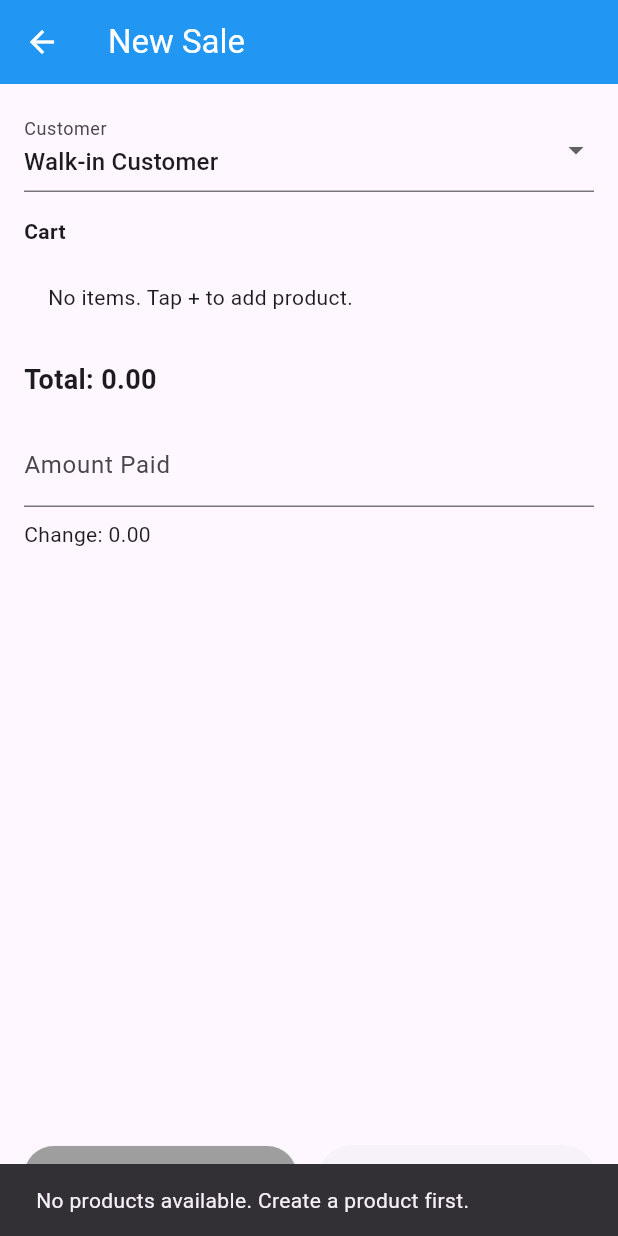
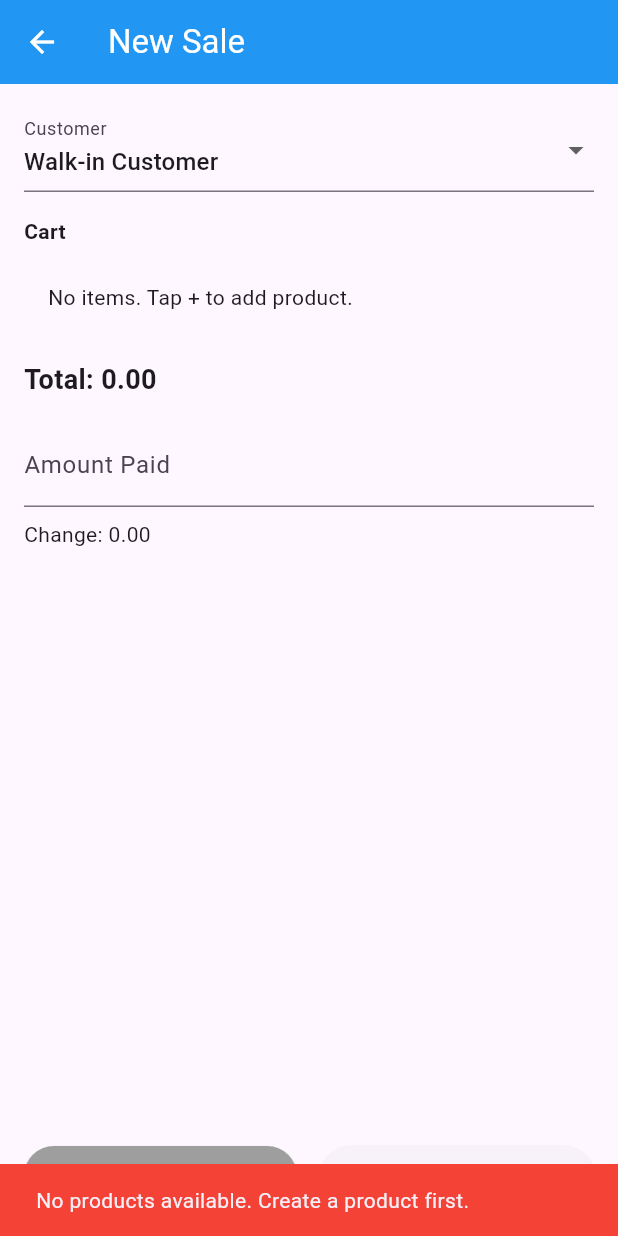
Before and after one commit to Gemstony/dukabase-mobile-app, a Flutter app: the NewSaleScreen screen opened directly with empty values, after a tap on "Add Product", on a phone screen of 412 x 824 dp. Run offline on Flutter 3.47's test engine with Material 3 defaults, Android fonts, the phone set to English and light mode, and no system bars; our stand-ins replace cloud_firestore, firebase_auth, firebase_core; accounts and stored records are empty.

Commit message:
I have fiexed the add product in ass sale page that was not responding

```diff
--- a/lib/features/sales/screens/new_sale_screen.dart
+++ b/lib/features/sales/screens/new_sale_screen.dart
@@ -1,6 +1,6 @@
-import 'package:cloud_firestore/cloud_firestore.dart';
 import 'package:flutter/material.dart';
 import 'package:provider/provider.dart';
+import 'package:cloud_firestore/cloud_firestore.dart';
 import '../providers/sale_provider.dart';
 import '../../customers/providers/customer_provider.dart';
 import '../../products/providers/product_provider.dart';
@@ -18,61 +18,89 @@ class NewSaleScreen extends StatefulWidget {
 
 class _NewSaleScreenState extends State<NewSaleScreen> {
   final List<CartItem> _cart = [];
-  String? _selectedCustomerId; // null = walk‑in
-  String? _selectedPaymentMethodId; // placeholder
+  String? _selectedCustomerId;
+  String? _selectedPaymentMethodId = 'cash'; // placeholder
   final TextEditingController _paidController = TextEditingController();
 
   @override
   void initState() {
     super.initState();
-    // Load customers and products
-    Provider.of<CustomerProvider>(context, listen: false)
-        .loadCustomers(widget.shop.id);
-    Provider.of<ProductProvider>(context, listen: false)
-        .loadProducts(widget.shop.id);
+    Provider.of<CustomerProvider>(
+      context,
+      listen: false,
+    ).loadCustomers(widget.shop.id);
+    Provider.of<ProductProvider>(
+      context,
+      listen: false,
+    ).loadProducts(widget.shop.id);
   }
 
   double get _totalAmount => _cart.fold(0, (sum, item) => sum + item.subtotal);
 
   Future<void> _addProduct() async {
-    final productProvider = Provider.of<ProductProvider>(context, listen: false);
+    final productProvider = Provider.of<ProductProvider>(
+      context,
+      listen: false,
+    );
     if (productProvider.products.isEmpty) {
-      ScaffoldMessenger.of(context).showSnackBar(
-        const SnackBar(content: Text('No products available. Create a product first.')),
+      _showSnackBar('No products available. Create a product first.');
+      return;
+    }
+
+    // Step 1: pick product
+    final product = await _showProductPicker(productProvider.products);
+    if (product == null) {
+      print('Product selection cancelled');
+      return;
+    }
+    print('Selected product: ${product.name} (${product.id})');
+
+    // Step 2: get available batches for this product
+    final batches = await _getBatchesForProduct(product.id);
+    if (batches.isEmpty) {
+      _showSnackBar(
+        'No batches available for ${product.name}. Purchase stock first.',
       );
       return;
     }
+    print('Found ${batches.length} batches');
 
-    // Show product selection, then batch selection for that product
-    final product = await _showProductPicker(productProvider.products);
-    if (product == null) return;
-
-    // Load batches for this product
-    final batches = await _getBatchesForProduct(product.id);
-    if (batches.isEmpty) {
-      ScaffoldMessenger.of(context).showSnackBar(
-        const SnackBar(content: Text('No batches available for this product. Purchase stock first.')),
-      );
+    // Step 3: select batch (or auto-select if only one)
+    BatchModel? batch;
+    if (batches.length == 1) {
+      batch = batches.first;
+      print('Only one batch, auto-selected: ${batch.batchCode}');
+    } else {
+      batch = await _showBatchPicker(batches);
+      if (batch == null) {
+        print('Batch selection cancelled');
         return;
       }
+      print('Selected batch: ${batch.batchCode}');
+    }
 
-    final batch = await _showBatchPicker(batches);
-    if (batch == null) return;
+    // Step 4: enter quantity
+    final quantity = await _showQuantityDialog(batch.quantity);
+    if (quantity == null || quantity <= 0) {
+      print('Invalid quantity or cancelled');
+      return;
+    }
+    print('Quantity: $quantity');
 
-    final quantity = await _showQuantityDialog(batch.quantity);
-    if (quantity == null || quantity <= 0) return;
-
-    final sellingPrice = batch.sellingPrice; // can allow override
+    // Step 5: add to cart
     setState(() {
-      _cart.add(CartItem(
+      _cart.add(
+        CartItem(
           productId: product.id,
           productName: product.name,
-        batchId: batch.id,
+          batchId: batch!.id,
           batchCode: batch.batchCode,
           quantity: quantity,
-        sellingPrice: sellingPrice,
-      ));
+          sellingPrice: batch.sellingPrice,
+        ),
+      );
     });
+    _showSnackBar('${product.name} added to cart', isError: false);
   }
 
   Future<ProductModel?> _showProductPicker(List<ProductModel> products) async {
@@ -87,7 +115,9 @@ class _NewSaleScreenState extends State<NewSaleScreen> {
             itemCount: products.length,
             itemBuilder: (_, i) => ListTile(
               title: Text(products[i].name),
-              subtitle: Text('Stock: ${products[i].currentStock} ${products[i].unit}'),
+              subtitle: Text(
+                'Stock: ${products[i].currentStock} ${products[i].unit}',
+              ),
               onTap: () => Navigator.pop(ctx, products[i]),
             ),
           ),
@@ -97,17 +127,35 @@ class _NewSaleScreenState extends State<NewSaleScreen> {
   }
 
 Future<List<BatchModel>> _getBatchesForProduct(String productId) async {
-    // Since we don't have a service for batches yet, we'll query directly
-    final snapshot = await FirebaseFirestore.instance
+  try {
+    print('🔍 Fetching batches for productId: $productId');
+    final batchRef = FirebaseFirestore.instance
         .collection('shops')
         .doc(widget.shop.id)
         .collection('products')
         .doc(productId)
-        .collection('batches')
-        .where('quantity', isGreaterThan: 0)
-        .orderBy('createdAt')
-        .get();
-    return snapshot.docs.map((doc) => BatchModel.fromMap(doc.id, doc.data())).toList();
+        .collection('batches');
+
+    print('📁 Batch reference path: ${batchRef.path}');
+
+    final snapshot = await batchRef.get();
+    print('📦 Total batches found (no filter): ${snapshot.docs.length}');
+
+    for (var doc in snapshot.docs) {
+      print('Batch doc: ${doc.id} -> data: ${doc.data()}');
+    }
+
+    // Now filter with quantity > 0 manually (to avoid Firestore type issues)
+    final batches = snapshot.docs
+        .map((doc) => BatchModel.fromMap(doc.id, doc.data()))
+        .where((batch) => batch.quantity > 0)
+        .toList();
+    print('✅ Batches with quantity > 0: ${batches.length}');
+    return batches;
+  } catch (e) {
+    print('❌ Error fetching batches: $e');
+    return [];
+  }
 }
 
   Future<BatchModel?> _showBatchPicker(List<BatchModel> batches) async {
@@ -125,7 +173,7 @@ class _NewSaleScreenState extends State<NewSaleScreen> {
               return ListTile(
                 title: Text('Batch: ${b.batchCode}'),
                 subtitle: Text(
-                  'Qty: ${b.quantity} | Cost: ${b.costPrice} | Sell: ${b.sellingPrice}${b.expiryDate != null ? ' | Expiry: ${b.expiryDate!.toLocal().toString().split(' ')[0]}' : ''}',
+                  'Qty: ${b.quantity} | Sell: ${b.sellingPrice}${b.expiryDate != null ? ' | Expiry: ${b.expiryDate!.toLocal().toString().split(' ')[0]}' : ''}',
                 ),
                 onTap: () => Navigator.pop(ctx, b),
               );
@@ -145,7 +193,10 @@ class _NewSaleScreenState extends State<NewSaleScreen> {
         content: TextField(
           controller: controller,
           keyboardType: TextInputType.number,
-          decoration: InputDecoration(labelText: 'Max: $maxQty'),
+          decoration: InputDecoration(
+            labelText: 'Max: $maxQty',
+            hintText: 'Enter quantity',
+          ),
         ),
         actions: [
           TextButton(
@@ -158,8 +209,8 @@ class _NewSaleScreenState extends State<NewSaleScreen> {
               if (qty != null && qty > 0 && qty <= maxQty) {
                 Navigator.pop(ctx, qty);
               } else {
-                ScaffoldMessenger.of(ctx).showSnackBar(
-                  const SnackBar(content: Text('Invalid quantity')),
+                _showSnackBar(
+                  'Invalid quantity. Must be between 1 and $maxQty',
                 );
               }
             },
@@ -170,18 +221,23 @@ class _NewSaleScreenState extends State<NewSaleScreen> {
     );
   }
 
+  void _showSnackBar(String message, {bool isError = true}) {
+    ScaffoldMessenger.of(context).showSnackBar(
+      SnackBar(
+        content: Text(message),
+        backgroundColor: isError ? Colors.red : Colors.green,
+      ),
+    );
+  }
+
   Future<void> _saveSale() async {
     if (_cart.isEmpty) {
-      ScaffoldMessenger.of(context).showSnackBar(
-        const SnackBar(content: Text('Add at least one item')),
-      );
+      _showSnackBar('Add at least one item');
       return;
     }
     final paid = double.tryParse(_paidController.text);
     if (paid == null || paid < 0) {
-      ScaffoldMessenger.of(context).showSnackBar(
-        const SnackBar(content: Text('Enter valid paid amount')),
-      );
+      _showSnackBar('Enter valid paid amount');
       return;
     }
 
@@ -189,25 +245,25 @@ class _NewSaleScreenState extends State<NewSaleScreen> {
     final success = await saleProvider.recordSale(
       shopId: widget.shop.id,
       customerId: _selectedCustomerId,
-      paymentMethodId: _selectedPaymentMethodId ?? 'cash', // fallback
+      paymentMethodId: _selectedPaymentMethodId!,
       paidAmount: paid,
-      items: _cart.map((item) => (
+      items: _cart
+          .map(
+            (item) => (
               batchId: item.batchId,
               productId: item.productId,
               quantity: item.quantity,
               sellingPrice: item.sellingPrice,
-      )).toList(),
+            ),
+          )
+          .toList(),
     );
 
     if (success) {
-      ScaffoldMessenger.of(context).showSnackBar(
-        const SnackBar(content: Text('Sale recorded'), backgroundColor: Colors.green),
-      );
+      _showSnackBar('Sale recorded successfully', isError: false);
       Navigator.pop(context);
     } else {
-      ScaffoldMessenger.of(context).showSnackBar(
-        SnackBar(content: Text(saleProvider.error ?? 'Failed'), backgroundColor: Colors.red),
-      );
+      _showSnackBar(saleProvider.error ?? 'Failed to record sale');
       saleProvider.clearError();
     }
   }
@@ -223,22 +279,28 @@ class _NewSaleScreenState extends State<NewSaleScreen> {
             child: ListView(
               padding: const EdgeInsets.all(16),
               children: [
-                // Customer selection
                 DropdownButtonFormField<String>(
                   decoration: const InputDecoration(labelText: 'Customer'),
                   value: _selectedCustomerId,
                   items: [
-                    const DropdownMenuItem(value: null, child: Text('Walk‑in Customer')),
-                    ...customerProvider.customers.map((c) => DropdownMenuItem(
+                    const DropdownMenuItem(
+                      value: null,
+                      child: Text('Walk‑in Customer'),
+                    ),
+                    ...customerProvider.customers.map(
+                      (c) => DropdownMenuItem(
                         value: c.id,
                         child: Text('${c.name} (${c.phone})'),
-                    )),
+                      ),
+                    ),
                   ],
                   onChanged: (val) => setState(() => _selectedCustomerId = val),
                 ),
                 const SizedBox(height: 16),
-                // Cart
-                const Text('Cart', style: TextStyle(fontWeight: FontWeight.bold)),
+                const Text(
+                  'Cart',
+                  style: TextStyle(fontWeight: FontWeight.bold),
+                ),
                 const SizedBox(height: 8),
                 ..._cart.asMap().entries.map((entry) {
                   int idx = entry.key;
@@ -256,15 +318,20 @@ class _NewSaleScreenState extends State<NewSaleScreen> {
                     ),
                   );
                 }),
-                if (_cart.isEmpty) const Padding(
+                if (_cart.isEmpty)
+                  const Padding(
                     padding: EdgeInsets.all(16),
                     child: Text('No items. Tap + to add product.'),
                   ),
                 const SizedBox(height: 16),
-                // Total
-                Text('Total: ${_totalAmount.toStringAsFixed(2)}', style: const TextStyle(fontSize: 18, fontWeight: FontWeight.bold)),
+                Text(
+                  'Total: ${_totalAmount.toStringAsFixed(2)}',
+                  style: const TextStyle(
+                    fontSize: 18,
+                    fontWeight: FontWeight.bold,
+                  ),
+                ),
                 const SizedBox(height: 16),
-                // Paid amount
                 TextField(
                   controller: _paidController,
                   decoration: const InputDecoration(labelText: 'Amount Paid'),
@@ -272,7 +339,9 @@ class _NewSaleScreenState extends State<NewSaleScreen> {
                   onChanged: (_) => setState(() {}),
                 ),
                 const SizedBox(height: 8),
-                Text('Change: ${(double.tryParse(_paidController.text) ?? 0) - _totalAmount >= 0 ? ((double.tryParse(_paidController.text) ?? 0) - _totalAmount).toStringAsFixed(2) : '0.00'}'),
+                Text(
+                  'Change: ${(double.tryParse(_paidController.text) ?? 0) - _totalAmount >= 0 ? ((double.tryParse(_paidController.text) ?? 0) - _totalAmount).toStringAsFixed(2) : '0.00'}',
+                ),
               ],
             ),
           ),
@@ -285,7 +354,9 @@ class _NewSaleScreenState extends State<NewSaleScreen> {
                     onPressed: _addProduct,
                     icon: const Icon(Icons.add),
                     label: const Text('Add Product'),
-                    style: ElevatedButton.styleFrom(backgroundColor: Colors.grey),
+                    style: ElevatedButton.styleFrom(
+                      backgroundColor: Colors.grey,
+                    ),
                   ),
                 ),
                 const SizedBox(width: 16),
```
Lines whose indentation alone changed are shown as unchanged.
